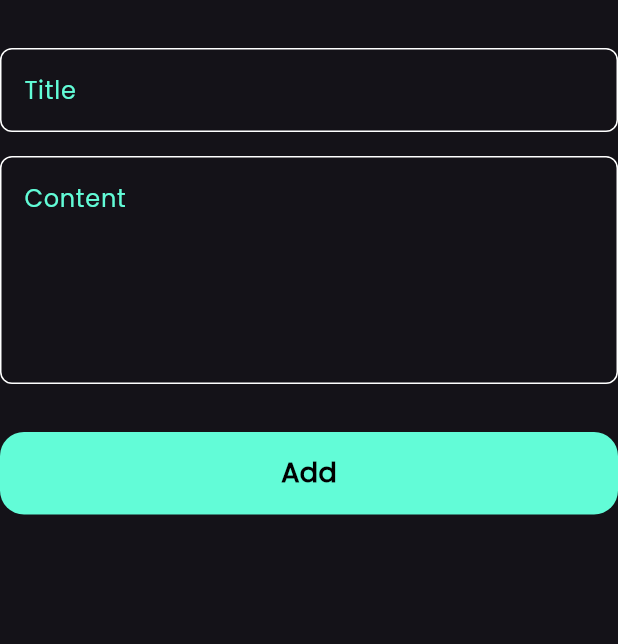
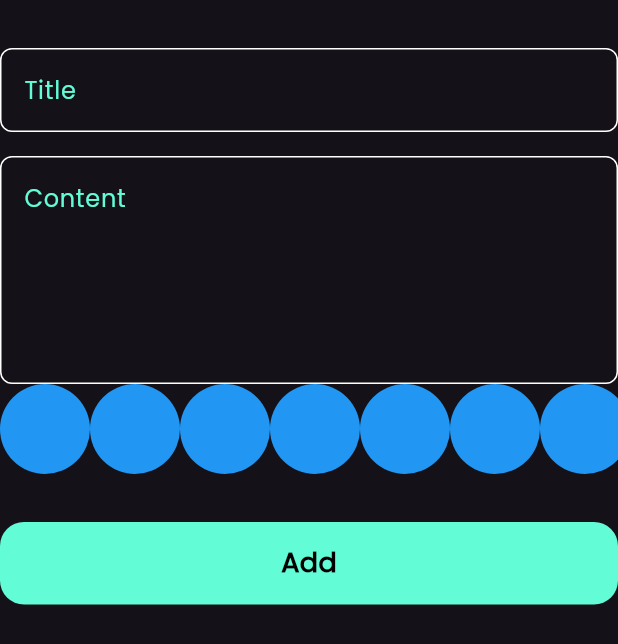
Before and after one commit to ZeyadBamj/notes_app, a Flutter app: the AddNoteForm widget shown alone on an empty page, opened directly, on a phone screen of 412 x 824 dp. Shown: the top 644 px of the screen. Run offline on Flutter 3.47's test engine with Material 3 defaults, Android fonts, the phone set to English and light mode, and no system bars; our stand-ins replace bloc, flutter_bloc, font_awesome_flutter, hive, hive_flutter, modal_progress_hud_nsn; accounts and stored records are empty.

Commit message:
create color_list_view.dart part 1 and use it in add_note_form.dart

```diff
--- a/lib/views/widgets/add_note_form.dart
+++ b/lib/views/widgets/add_note_form.dart
@@ -3,6 +3,7 @@ import 'package:flutter_bloc/flutter_bloc.dart';
 import 'package:intl/intl.dart';
 import 'package:note_app/cubits/add_note_cubit/add_note_cubit.dart';
 import 'package:note_app/models/note_model.dart';
+import 'package:note_app/views/widgets/color_list_view.dart';
 import 'package:note_app/views/widgets/custom_button.dart';
 import 'package:note_app/views/widgets/custom_text_field.dart';
 
@@ -40,6 +41,7 @@ class _AddNoteFormState extends State<AddNoteForm> {
             hintText: 'Content',
             maxLines: 5,
           ),
+          const ColorListView(),
           const SizedBox(height: 32),
           BlocBuilder<AddNoteCubit, AddNoteState>(
             builder: (context, state) {
--- /dev/null
+++ b/lib/views/widgets/color_list_view.dart
@@ -0,0 +1,29 @@
+
+import 'package:flutter/material.dart';
+
+class ColorItem extends StatelessWidget {
+  const ColorItem({super.key});
+
+  @override
+  Widget build(BuildContext context) {
+    return const CircleAvatar(radius: 30, backgroundColor: Colors.blue);
+  }
+}
+
+class ColorListView extends StatelessWidget {
+  const ColorListView({super.key});
+
+  @override
+  Widget build(BuildContext context) {
+    return SizedBox(
+      height: 30 * 2,
+      child: ListView.builder(
+        scrollDirection: Axis.horizontal,
+        itemCount: 10,
+        itemBuilder: (context, index) {
+          return ColorItem();
+        },
+      ),
+    );
+  }
+}
```
